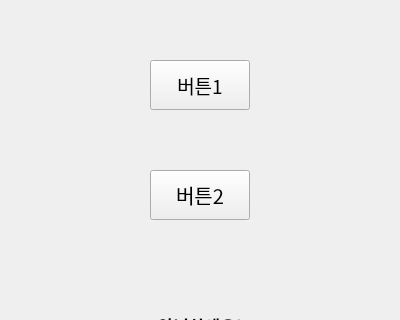
This is ui/test.ui in Hamburger240329/guiTest02-20240329-qt-designer-ui- as Qt 5 draws it before an edit; both pictures show x 0 to 400 and y 0 to 320 of the 400 by 500 pixel window. The edited form follows.
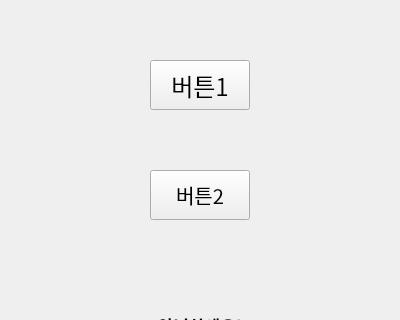
This is the edited form.

Commit message: ui 수정, 버튼 이벤트 처리 추가

```diff
--- a/ui/test.ui
+++ b/ui/test.ui
@@ -26,7 +26,7 @@
     <property name="font">
      <font>
       <family>궁서</family>
-      <pointsize>14</pointsize>
+      <pointsize>18</pointsize>
      </font>
     </property>
     <property name="text">
```
Left out of the diff: 6 changed lines with no effect on the pictures. The commit also changes 1 other file.
